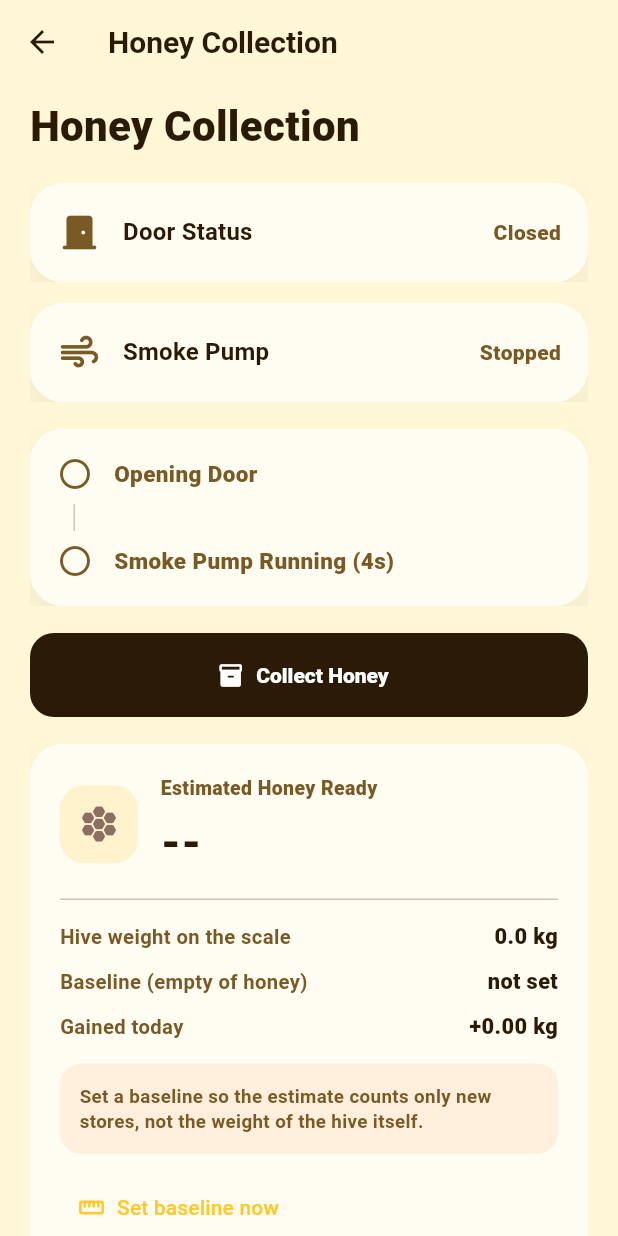
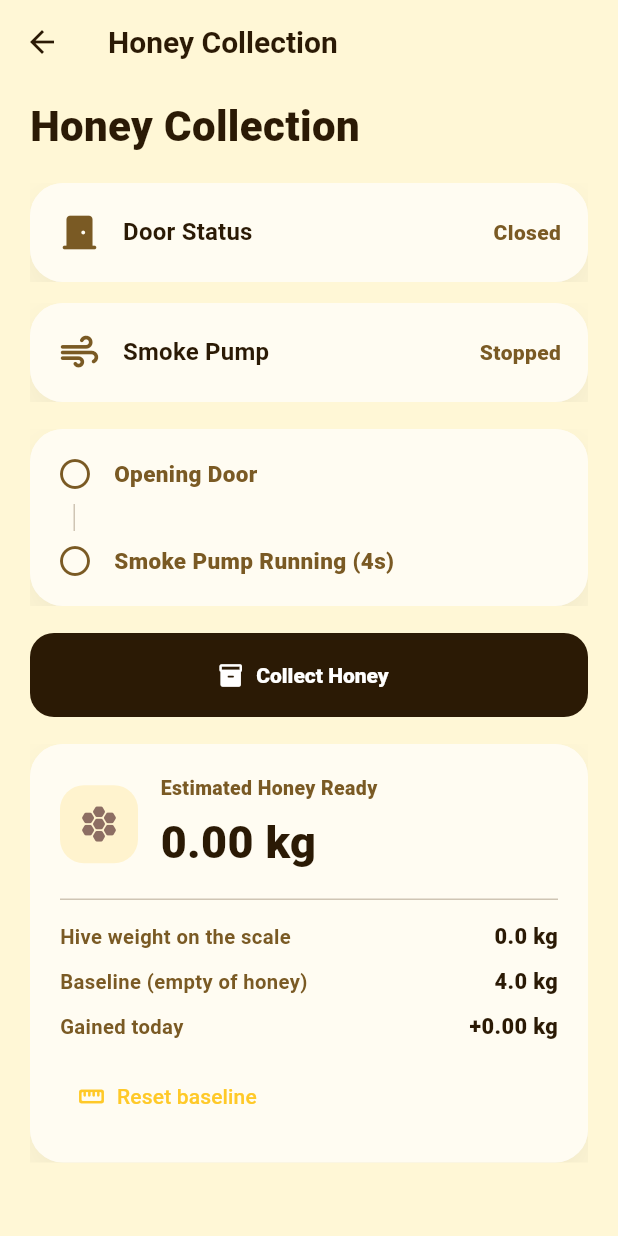
Before and after one commit to LamaDamere/beeguard, a Flutter app: the HiveDetailsScreen screen opened by its route, on a phone screen of 412 x 824 dp. Run offline on Flutter 3.47's test engine with Material 3 defaults, Android fonts, the phone set to English and light mode, and no system bars; our stand-ins replace firebase_core, firebase_database; accounts and stored records are empty.

Commit message:
Field fixes: broadcast ESP-NOW, stream at root, default honey baseline
Addresses three problems seen on the live hive.

- Servo not moving on detection: the camera sent ESP-NOW to a hard-coded
  controller MAC, so a wrong MAC meant esp_now_send returned ESP_OK while the
  packet was lost and the entrance never narrowed. The camera now broadcasts
  (FF:FF:FF:FF:FF:FF); the receiver does not filter by sender, so delivery no
  longer depends on a correct MAC. Adds a send callback that logs delivery
  OK/FAIL to serial for diagnosis, and switches the controller to WIFI_STA.
- Camera stream URL: serve the MJPEG stream at http://192.168.137.150/ (port
  80 root) as requested. Because the streaming handler blocks its single
  server thread, port 80 is now dedicated to the stream and /status + /count +
  the HTML page move to port 81. App fallback, db.json and the controller's
  published camera/stream_url all point at the root.
- Estimated honey blank: default the baseline to ~4 kg (empty box) in the
  firmware, seed and app so the estimate shows a number instead of a dash.
  The controller publishes the baseline on boot and no longer lets a legacy 0
  overwrite the default; the app computes (weight - baseline) * 0.85 as a
  fallback until the controller writes estimated_honey.

Note: this makes the estimate display non-blank but does not fix scale
accuracy — the load cell still needs real calibration (scale_factor).
SETUP_V5.md section 6 documents all three.

Co-Authored-By: Claude Fable 5 <noreply@anthropic.com>

```diff
--- a/database/db.json
+++ b/database/db.json
@@ -60,15 +60,15 @@
   },
 
   "camera": {
-    "stream_url": "http://192.168.137.150:81/stream",
-    "status_url": "http://192.168.137.150/status",
+    "stream_url": "http://192.168.137.150/",
+    "status_url": "http://192.168.137.150:81/status",
     "online": false,
     "last_seen": ""
   },
 
   "production": {
     "hive_weight": 0,
-    "baseline_weight": 0,
+    "baseline_weight": 4.0,
     "estimated_honey": 0,
     "today_production": 0,
     "today_start_weight": 0,
--- a/lib/main.dart
+++ b/lib/main.dart
@@ -114,14 +114,14 @@ Future<void> _seedInitialData() async {
       // Where the app finds the ESP32-CAM. The controller republishes this at
       // boot, so changing the camera's address does not need an app rebuild.
       'camera': {
-        'stream_url': 'http://192.168.137.150:81/stream',
-        'status_url': 'http://192.168.137.150/status',
+        'stream_url': 'http://192.168.137.150/',
+        'status_url': 'http://192.168.137.150:81/status',
         'online': false,
         'last_seen': '',
       },
       'production': {
         'hive_weight': 0,
-        'baseline_weight': 0,
+        'baseline_weight': 4.0,
         'estimated_honey': 0,
         'today_production': 0,
         'today_start_weight': 0,
--- a/lib/screens/hive_details_screen.dart
+++ b/lib/screens/hive_details_screen.dart
@@ -65,7 +65,11 @@ class _HiveDetailsScreenState extends State<HiveDetailsScreen> {
           final data = asMap(event.snapshot.value);
           if (!mounted) return;
           setState(() {
-            baselineWeight = readDouble(data['baseline_weight']);
+            // Default to ~4 kg (empty box) when no baseline is set, so the
+            // estimate shows a number rather than a dash. Set Baseline can
+            // still record a real, measured value later.
+            final rawBaseline = readDouble(data['baseline_weight']);
+            baselineWeight = rawBaseline > 0 ? rawBaseline : 4.0;
             todayProduction = readDouble(data['today_production']);
             lastHarvestKg = readDouble(data['last_harvest_kg']);
             lastHarvestTime = readString(data['last_harvest_time'], '');
@@ -285,7 +289,13 @@ class _HiveDetailsScreenState extends State<HiveDetailsScreen> {
             // is now the estimate of what is actually harvestable, with the
             // raw scale reading kept underneath as supporting detail.
             _HoneyEstimateCard(
-              estimatedHoney: estimatedHoney,
+              // Prefer the ESP's figure; fall back to weight above baseline so
+              // the card is never blank before the controller writes one.
+              estimatedHoney: estimatedHoney > 0
+                  ? estimatedHoney
+                  : (hiveWeight > baselineWeight
+                        ? (hiveWeight - baselineWeight) * 0.85
+                        : 0),
               hiveWeight: hiveWeight,
               baselineWeight: baselineWeight,
               todayProduction: todayProduction,
--- a/lib/screens/hornet_detection_screen.dart
+++ b/lib/screens/hornet_detection_screen.dart
@@ -18,7 +18,7 @@ class HornetDetectionScreen extends StatefulWidget {
 class _HornetDetectionScreenState extends State<HornetDetectionScreen> {
   /// Used until the controller publishes /camera/stream_url. Keeping the URL
   /// in the database means the camera can move without rebuilding the app.
-  static const String _fallbackStreamUrl = 'http://192.168.137.150:81/stream';
+  static const String _fallbackStreamUrl = 'http://192.168.137.150/';
 
   StreamSubscription<DatabaseEvent>? _hornetSubscription;
   StreamSubscription<DatabaseEvent>? _cameraSubscription;
```
Also changed, not shown: lib/screens/statistics_screen.dart (+11 -1 lines), 3 other files.
